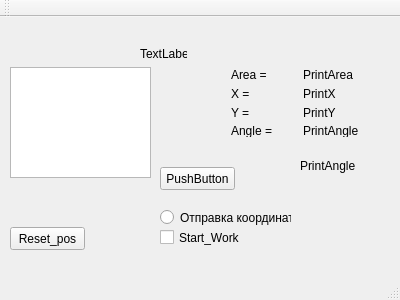
The window that mainwindow.ui (Freitag-fri/RobotVision) describes before a commit, drawn with Qt 5.
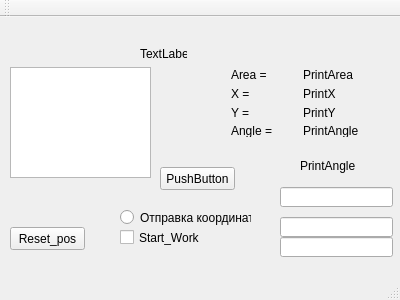
The same window after the commit.

The edit to the form file:
```diff
--- a/mainwindow.ui
+++ b/mainwindow.ui
@@ -111,7 +111,7 @@
    <widget class="QRadioButton" name="startWork">
     <property name="geometry">
      <rect>
-      <x>160</x>
+      <x>120</x>
       <y>190</y>
       <width>131</width>
       <height>21</height>
@@ -147,7 +147,7 @@
    <widget class="QCheckBox" name="Start_Work">
     <property name="geometry">
      <rect>
-      <x>160</x>
+      <x>120</x>
       <y>210</y>
       <width>81</width>
       <height>21</height>
@@ -170,6 +170,36 @@
      <string>Reset_pos</string>
     </property>
    </widget>
+   <widget class="QLineEdit" name="Rr">
+    <property name="geometry">
+     <rect>
+      <x>280</x>
+      <y>170</y>
+      <width>113</width>
+      <height>20</height>
+     </rect>
+    </property>
+   </widget>
+   <widget class="QLineEdit" name="Gg">
+    <property name="geometry">
+     <rect>
+      <x>280</x>
+      <y>200</y>
+      <width>113</width>
+      <height>20</height>
+     </rect>
+    </property>
+   </widget>
+   <widget class="QLineEdit" name="Bb">
+    <property name="geometry">
+     <rect>
+      <x>280</x>
+      <y>220</y>
+      <width>113</width>
+      <height>20</height>
+     </rect>
+    </property>
+   </widget>
   </widget>
   <widget class="QMenuBar" name="menuBar">
    <property name="geometry">
```
